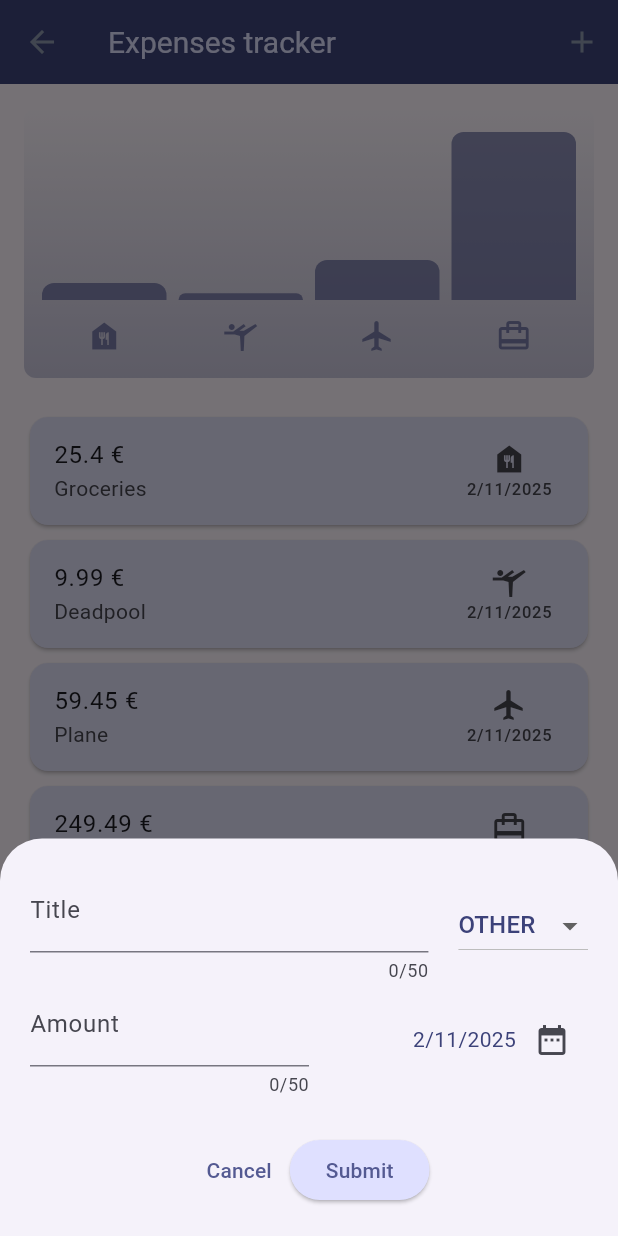
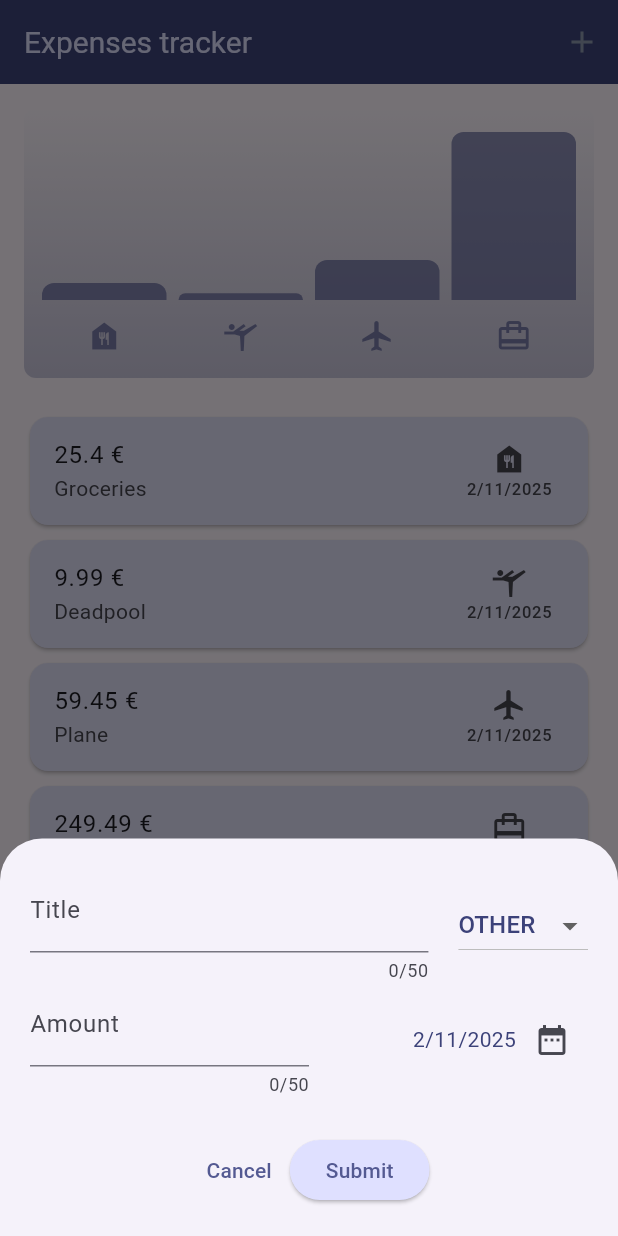
Before and after one commit to Crayyyyyy/expense_tracker, a Flutter app: the screen it shows after launch, after a tap on the "add" icon, on a phone screen of 412 x 824 dp. Run offline on Flutter 3.47's test engine with Material 3 defaults, Android fonts, the phone set to English and light mode, and no system bars.

Commit message:
Moving to next project

```diff
--- a/lib/pageExpense/components/formExpense.dart
+++ b/lib/pageExpense/components/formExpense.dart
@@ -21,6 +21,11 @@ class _FormExpenseState extends State<FormExpense> {
   String? _pickedTitle;
   String? _pickedAmount;
   Category? _pickedCategory = Category.other;
+
+  @override
+  void initState() {
+    super.initState();
+  }
 
   @override
   void dispose() {
--- a/lib/pageExpense/pageExpenses.dart
+++ b/lib/pageExpense/pageExpenses.dart
@@ -56,16 +56,6 @@ class _PageExpensesState extends State<PageExpenses> {
     bool isPortrait =
         MediaQuery.of(context).size.height > MediaQuery.of(context).size.width;
 
-    Widget buttonBack = IconButton(
-      icon: const Icon(
-        Icons.arrow_back,
-        color: Color(0xFF8d99ae),
-      ),
-      onPressed: () {
-        Navigator.pop(context);
-      },
-    );
-
     Widget buttonAdd = IconButton(
       icon: const Icon(
         Icons.add,
@@ -89,7 +79,6 @@ class _PageExpensesState extends State<PageExpenses> {
     return Scaffold(
       appBar: AppBar(
         title: textTitle,
-        leading: buttonBack,
         actions: [buttonAdd],
       ),
       body: isPortrait
```
